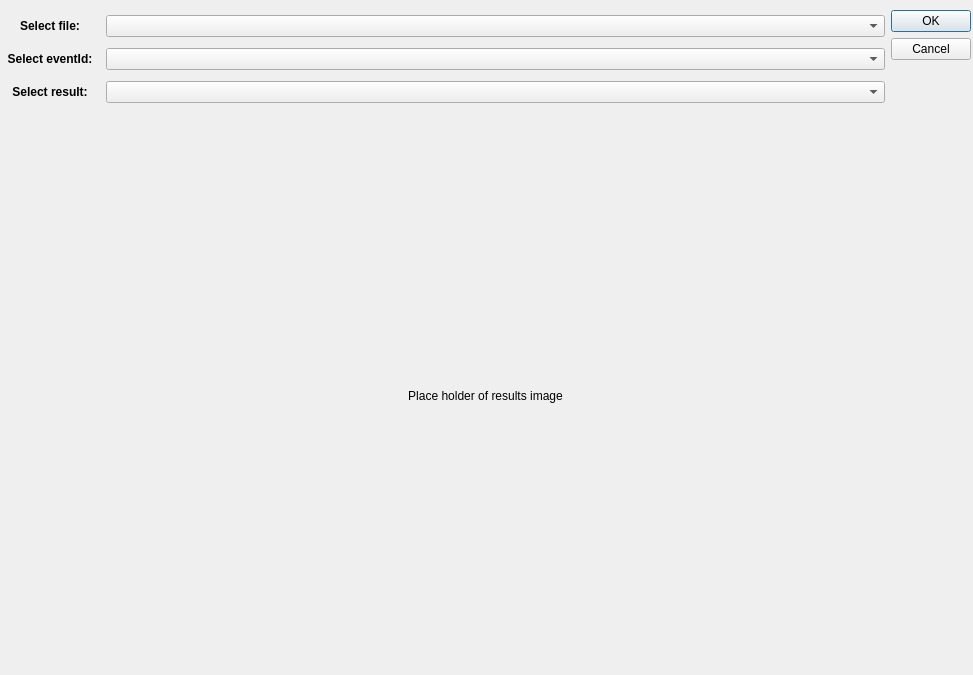
This is layout/analysis_results.ui in listenzcc/eeg-for-everyone-Qt as Qt 5 draws it before an edit. The edited form follows.
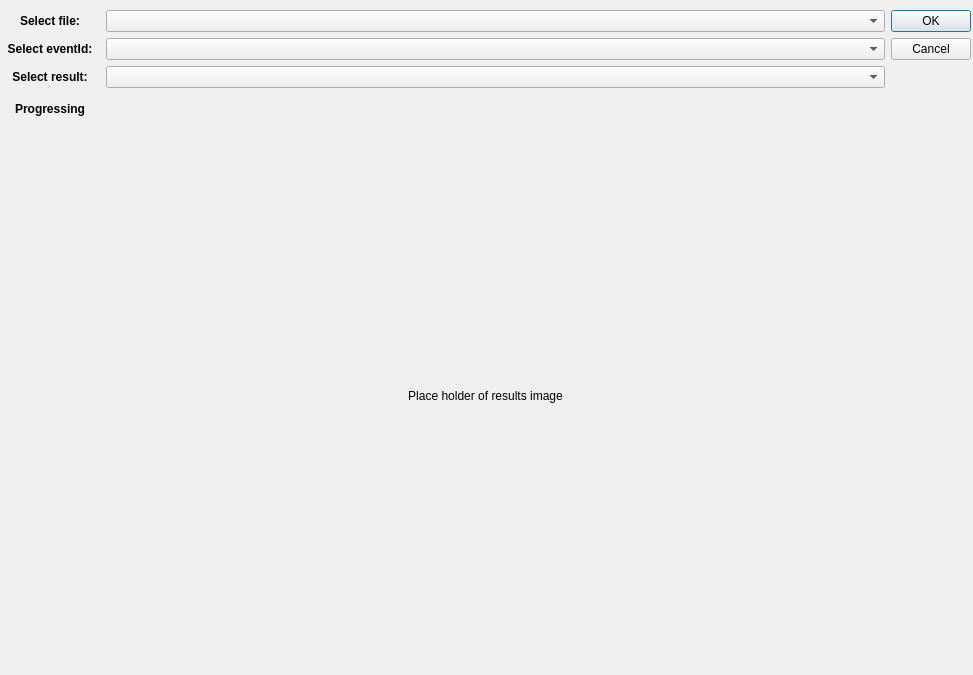
This is the edited form.

What changed in the file:
```diff
--- a/layout/analysis_results.ui
+++ b/layout/analysis_results.ui
@@ -19,7 +19,7 @@
      <x>0</x>
      <y>10</y>
      <width>971</width>
-     <height>101</height>
+     <height>114</height>
     </rect>
    </property>
    <layout class="QHBoxLayout" name="horizontalLayout">
@@ -163,6 +163,44 @@
         </item>
        </layout>
       </item>
+      <item>
+       <layout class="QHBoxLayout" name="horizontalLayout_5">
+        <item>
+         <widget class="QLabel" name="label_4">
+          <property name="sizePolicy">
+           <sizepolicy hsizetype="Fixed" vsizetype="Preferred">
+            <horstretch>0</horstretch>
+            <verstretch>0</verstretch>
+           </sizepolicy>
+          </property>
+          <property name="maximumSize">
+           <size>
+            <width>100</width>
+            <height>16777215</height>
+           </size>
+          </property>
+          <property name="font">
+           <font>
+            <bold>true</bold>
+           </font>
+          </property>
+          <property name="text">
+           <string>Progressing</string>
+          </property>
+          <property name="alignment">
+           <set>Qt::AlignmentFlag::AlignCenter</set>
+          </property>
+         </widget>
+        </item>
+        <item>
+         <widget class="QLabel" name="zcc_label_progressing">
+          <property name="text">
+           <string/>
+          </property>
+         </widget>
+        </item>
+       </layout>
+      </item>
      </layout>
     </item>
     <item>
```
